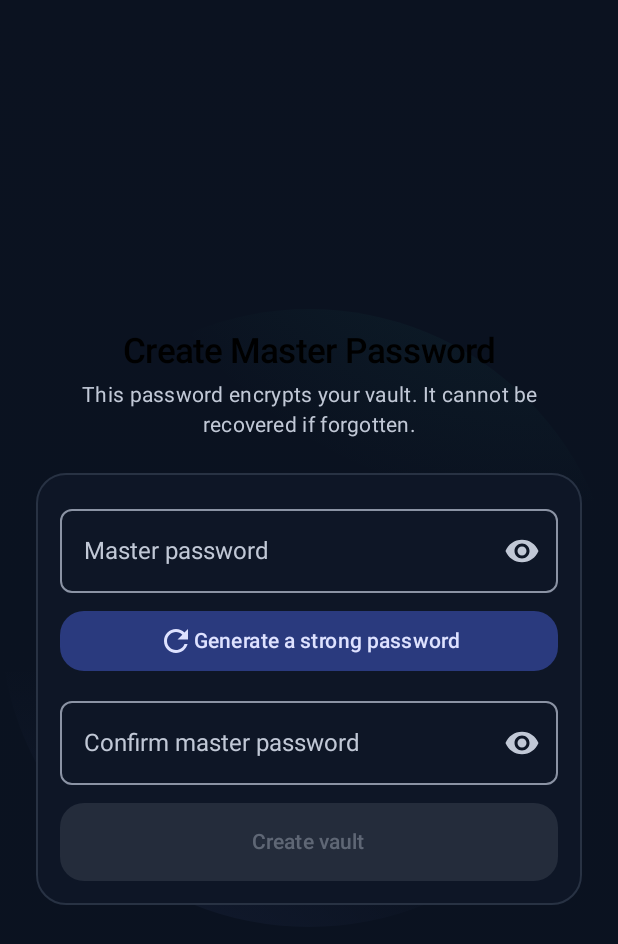
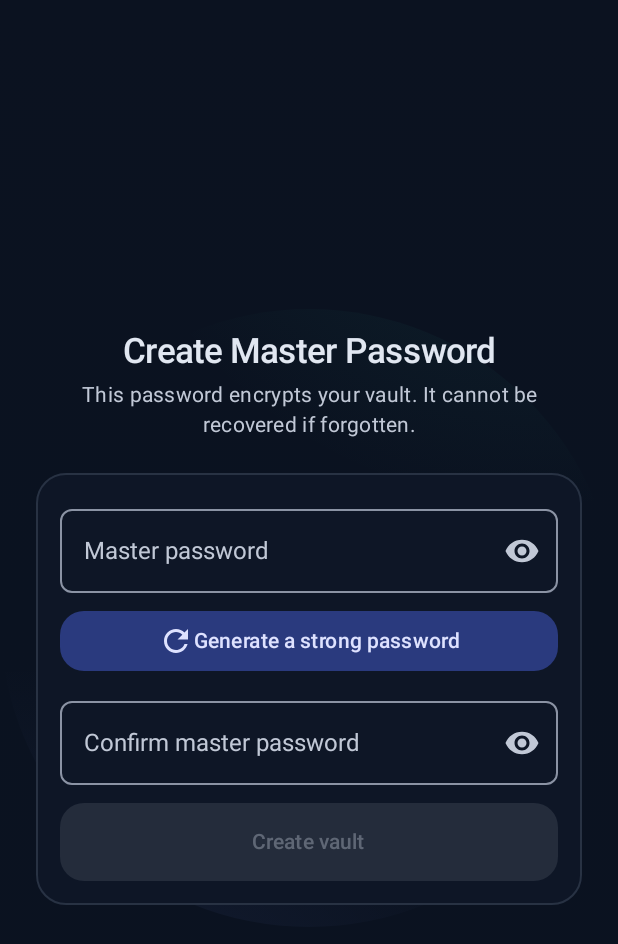
Before and after one commit to christiancagan/passvaultgen, an Android app built with Jetpack Compose: the CreateMasterPasswordScreen screen opened through its navigation route, on a phone screen of 412 x 824 dp. Shown: the top 944 px of the screen. Run offline under Robolectric (Android 15) with nearby library versions, the light colour scheme and no system bars; our stand-ins replace Dagger/Hilt's generated code.

Commit message:
v1.5.0: autofill save prompts, zap artwork splash, dark/light ink fix, screenshot-able debug builds

```diff
--- a/app/build.gradle.kts
+++ b/app/build.gradle.kts
@@ -20,8 +20,8 @@ android {
         applicationId = "com.example.passwordvault"
         minSdk = 26
         targetSdk = 35
-        versionCode = 7
-        versionName = "1.4.2"
+        versionCode = 8
+        versionName = "1.5.0"
         testInstrumentationRunner = "androidx.test.runner.AndroidJUnitRunner"
     }
 
--- a/app/src/main/java/com/example/passwordvault/MainActivity.kt
+++ b/app/src/main/java/com/example/passwordvault/MainActivity.kt
@@ -1,5 +1,6 @@
 package com.example.passwordvault
 
+import android.content.pm.ApplicationInfo
 import android.os.Bundle
 import android.view.WindowManager
 import androidx.activity.compose.setContent
@@ -8,6 +9,7 @@ import androidx.compose.runtime.getValue
 import androidx.fragment.app.FragmentActivity
 import androidx.hilt.navigation.compose.hiltViewModel
 import androidx.lifecycle.compose.collectAsStateWithLifecycle
+import com.example.passwordvault.ui.components.GradientBackground
 import com.example.passwordvault.ui.navigation.AppNavHost
 import com.example.passwordvault.ui.settings.SettingsViewModel
 import com.example.passwordvault.ui.theme.PassVaultTheme
@@ -20,17 +22,23 @@ class MainActivity : FragmentActivity() {
         super.onCreate(savedInstanceState)
         // Prevent screenshots and screen recording across the app. A password
         // manager treats essentially every screen as sensitive, so FLAG_SECURE
-        // is applied globally as a secure default.
-        window.setFlags(
-            WindowManager.LayoutParams.FLAG_SECURE,
-            WindowManager.LayoutParams.FLAG_SECURE,
-        )
+        // is applied globally as a secure default. Debug builds skip it purely
+        // so QA/emulator tooling can capture screenshots; release is unchanged.
+        val debuggable = (applicationInfo.flags and ApplicationInfo.FLAG_DEBUGGABLE) != 0
+        if (!debuggable) {
+            window.setFlags(
+                WindowManager.LayoutParams.FLAG_SECURE,
+                WindowManager.LayoutParams.FLAG_SECURE,
+            )
+        }
         enableEdgeToEdge()
         setContent {
             val settingsViewModel: SettingsViewModel = hiltViewModel()
             val settings by settingsViewModel.settings.collectAsStateWithLifecycle()
             PassVaultTheme(mode = settings.themeMode) {
-                AppNavHost()
+                GradientBackground {
+                    AppNavHost()
+                }
             }
         }
     }
--- a/app/src/main/java/com/example/passwordvault/ui/auth/CreateMasterPasswordScreen.kt
+++ b/app/src/main/java/com/example/passwordvault/ui/auth/CreateMasterPasswordScreen.kt
@@ -31,7 +31,6 @@ import androidx.compose.ui.unit.dp
 import androidx.hilt.navigation.compose.hiltViewModel
 import androidx.lifecycle.compose.collectAsStateWithLifecycle
 import com.example.passwordvault.security.password.PasswordStrengthAnalyzer
-import com.example.passwordvault.ui.components.GradientBackground
 import com.example.passwordvault.ui.components.PassVaultCard
 import com.example.passwordvault.ui.components.SecurePasswordField
 import com.example.passwordvault.ui.components.StrengthMeter
@@ -49,7 +48,6 @@ fun CreateMasterPasswordScreen(
         if (password.isEmpty()) null else PasswordStrengthAnalyzer().analyze(password)
     }
 
-    GradientBackground {
     Column(
         modifier = Modifier
             .fillMaxSize()
@@ -129,4 +127,3 @@ fun CreateMasterPasswordScreen(
             }
         }
 }
-}
--- a/app/src/main/java/com/example/passwordvault/ui/auth/UnlockScreen.kt
+++ b/app/src/main/java/com/example/passwordvault/ui/auth/UnlockScreen.kt
@@ -33,7 +33,6 @@ import androidx.compose.ui.unit.dp
 import androidx.fragment.app.FragmentActivity
 import androidx.hilt.navigation.compose.hiltViewModel
 import androidx.lifecycle.compose.collectAsStateWithLifecycle
-import com.example.passwordvault.ui.components.GradientBackground
 import com.example.passwordvault.ui.components.PassVaultCard
 import com.example.passwordvault.ui.components.SecurePasswordField
 import com.example.passwordvault.ui.components.ThemeToggleButton
@@ -47,7 +46,6 @@ fun UnlockScreen(
     var password by rememberSaveable { mutableStateOf("") }
     val activity = LocalContext.current as? FragmentActivity
 
-    GradientBackground {
     Column(
         modifier = Modifier
             .fillMaxSize()
@@ -128,4 +126,3 @@ fun UnlockScreen(
             }
         }
 }
-}
--- a/app/src/main/java/com/example/passwordvault/ui/auth/WelcomeScreen.kt
+++ b/app/src/main/java/com/example/passwordvault/ui/auth/WelcomeScreen.kt
@@ -26,7 +26,6 @@ import androidx.compose.ui.Alignment
 import androidx.compose.ui.Modifier
 import androidx.compose.ui.text.style.TextAlign
 import androidx.compose.ui.unit.dp
-import com.example.passwordvault.ui.components.GradientBackground
 import com.example.passwordvault.ui.components.ThemeToggleButton
 import com.example.passwordvault.ui.theme.brandGradient
 
@@ -35,7 +34,6 @@ fun WelcomeScreen(
     onNavigateToCreate: () -> Unit,
     onNavigateToUnlock: () -> Unit,
 ) {
-    GradientBackground {
     Column(
         modifier = Modifier
             .fillMaxSize()
@@ -113,4 +111,3 @@ fun WelcomeScreen(
             }
         }
 }
-}
--- a/app/src/main/java/com/example/passwordvault/ui/home/HomeScreen.kt
+++ b/app/src/main/java/com/example/passwordvault/ui/home/HomeScreen.kt
@@ -39,7 +39,6 @@ import androidx.compose.ui.Modifier
 import androidx.compose.ui.graphics.Color
 import androidx.compose.ui.graphics.vector.ImageVector
 import androidx.hilt.navigation.compose.hiltViewModel
-import com.example.passwordvault.ui.components.GradientBackground
 import com.example.passwordvault.ui.components.PassVaultTopBar
 import com.example.passwordvault.ui.dashboard.DashboardPane
 import com.example.passwordvault.ui.dashboard.SecurityDashboardViewModel
@@ -122,7 +121,6 @@ fun HomeScreen(
             }
         },
     ) { padding ->
-        GradientBackground {
         Box(
             modifier = Modifier
                 .fillMaxSize()
@@ -153,4 +151,3 @@ fun HomeScreen(
         }
     }
 }
-}
--- a/app/src/main/java/com/example/passwordvault/ui/settings/SettingsScreen.kt
+++ b/app/src/main/java/com/example/passwordvault/ui/settings/SettingsScreen.kt
@@ -132,6 +132,12 @@ fun SettingsPane(
             FilledTonalButton(onClick = onBackup, modifier = Modifier.fillMaxWidth()) {
                 Text("Backup & restore")
             }
+            Text(
+                "When enabled, PassVaultGen suggests saved passwords on other apps' login " +
+                    "forms and asks to save new ones when you submit them.",
+                style = MaterialTheme.typography.bodySmall,
+                color = MaterialTheme.colorScheme.onSurfaceVariant,
+            )
             Row(
                 modifier = Modifier.fillMaxWidth(),
                 horizontalArrangement = Arrangement.SpaceBetween,
--- a/app/src/main/java/com/example/passwordvault/ui/theme/Theme.kt
+++ b/app/src/main/java/com/example/passwordvault/ui/theme/Theme.kt
@@ -14,7 +14,6 @@ import androidx.compose.runtime.LaunchedEffect
 import androidx.compose.runtime.staticCompositionLocalOf
 import androidx.compose.ui.graphics.Brush
 import androidx.compose.ui.graphics.Color
-import androidx.compose.ui.graphics.toArgb
 import androidx.compose.ui.platform.LocalContext
 import androidx.compose.ui.platform.LocalView
 import androidx.core.view.WindowCompat
@@ -113,7 +112,13 @@ fun PassVaultTheme(
         darkTheme -> BrandDark
         else -> BrandLight
     }
-    CompositionLocalProvider(LocalIsDark provides darkTheme) {
+    CompositionLocalProvider(
+        LocalIsDark provides darkTheme,
+        // Text() placed directly on the gradient (auth screens, panes) has no
+        // Surface above it, so bind the correct ink globally: light ink on the
+        // dark palette, dark ink on the light palette.
+        androidx.compose.material3.LocalContentColor provides colorScheme.onBackground,
+    ) {
         ApplyModeToWindow(darkTheme)
         MaterialTheme(
             colorScheme = colorScheme,
@@ -125,17 +130,16 @@ fun PassVaultTheme(
 }
 
 /**
- * Keeps the window surface and system-bar icons in sync with the in-app mode
- * (which may differ from the system setting when LIGHT/DARK is pinned): dark
- * ink on light paper, light ink on dark navy.
+ * Keeps the system-bar icons in sync with the in-app mode (which may differ
+ * from the system setting when LIGHT/DARK is pinned): dark background gets
+ * light icons and vice versa. The window background itself stays on the
+ * theme's splash/gradient.
  */
 @Composable
 private fun ApplyModeToWindow(dark: Boolean) {
     val context = LocalContext.current
     val view = LocalView.current
     LaunchedEffect(dark, view) {
-        val backdrop = if (dark) Color(0xFF0B1220) else Color(0xFFF2F6FC)
-        view.setBackgroundColor(backdrop.toArgb())
         val window = (context as? Activity)?.window
         if (window != null) {
             val controller = WindowCompat.getInsetsController(window, view)
--- a/app/src/main/res/drawable/splash_background.xml
+++ b/app/src/main/res/drawable/splash_background.xml
@@ -1,9 +1,5 @@
 <?xml version="1.0" encoding="utf-8"?>
 <layer-list xmlns:android="http://schemas.android.com/apk/res/android">
     <item android:drawable="@color/ic_launcher_background" />
-    <item
-        android:width="200dp"
-        android:height="200dp"
-        android:drawable="@drawable/ic_launcher_foreground"
-        android:gravity="center" />
+    <item android:drawable="@drawable/splash_zap" />
 </layer-list>
--- /dev/null
+++ b/app/src/main/res/values-night-v31/themes.xml
@@ -0,0 +1,8 @@
+<?xml version="1.0" encoding="utf-8"?>
+<resources>
+    <style name="Theme.PassVaultGen" parent="android:Theme.Material.NoActionBar">
+        <item name="android:windowBackground">@drawable/splash_background</item>
+        <item name="android:windowSplashScreenBackground">@color/ic_launcher_background</item>
+        <item name="android:windowSplashScreenAnimatedIcon">@drawable/splash_zap</item>
+    </style>
+</resources>
--- /dev/null
+++ b/app/src/main/res/values-v31/themes.xml
@@ -0,0 +1,8 @@
+<?xml version="1.0" encoding="utf-8"?>
+<resources>
+    <style name="Theme.PassVaultGen" parent="android:Theme.Material.Light.NoActionBar">
+        <item name="android:windowBackground">@drawable/splash_background</item>
+        <item name="android:windowSplashScreenBackground">@color/ic_launcher_background</item>
+        <item name="android:windowSplashScreenAnimatedIcon">@drawable/splash_zap</item>
+    </style>
+</resources>
```
Also changed, not shown: app/src/main/java/com/example/passwordvault/service/autofill/PassVaultAutofillService.kt (+109 -13 lines), app/src/main/res/drawable-nodpi/splash_zap.jpg (added), 3 other files. Lines whose indentation alone changed are shown as unchanged.
